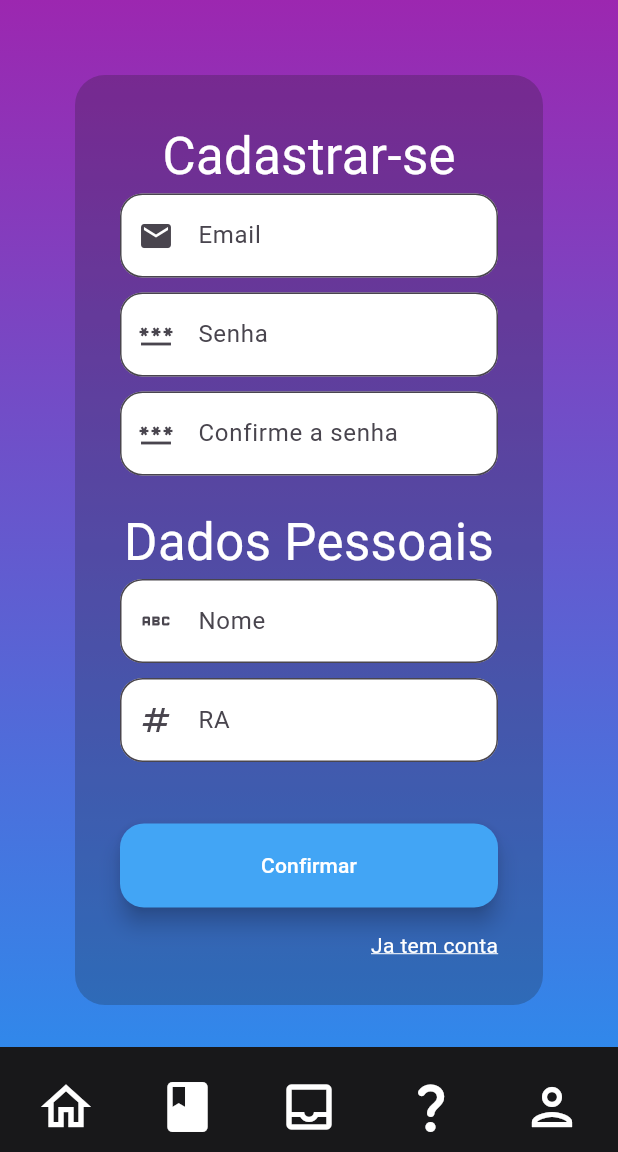
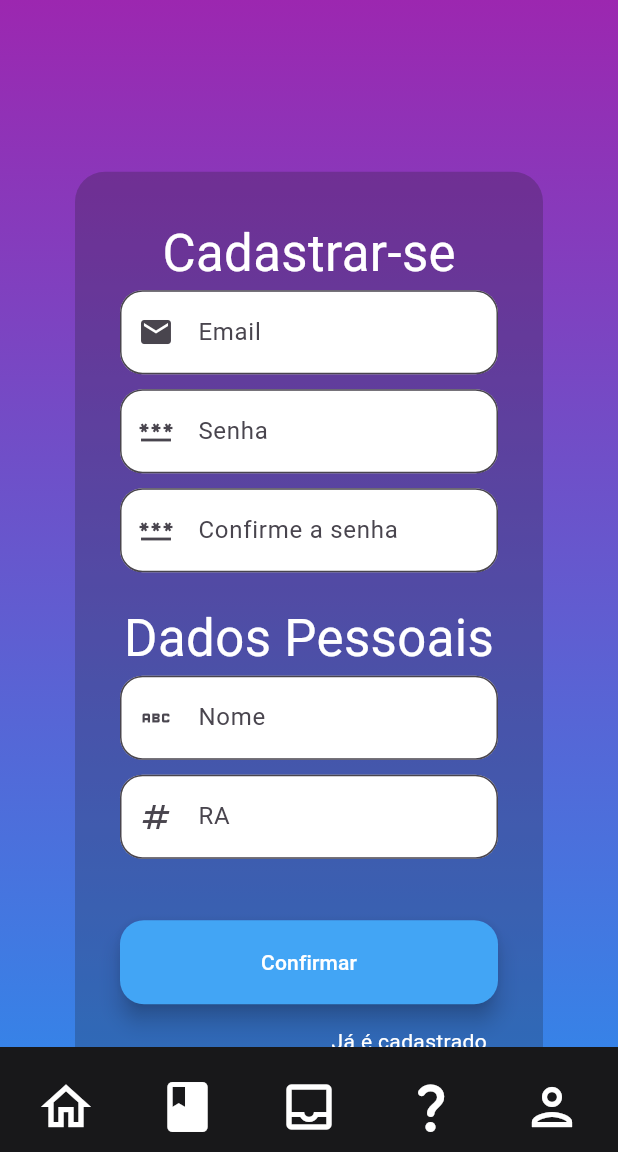
Before and after one commit to BiBlioCamp/BiBlioCamp_Mobile, a Flutter app: the screen it shows after launch, item 2 of the bottom bar chosen, after a tap on the "person" icon, on a phone screen of 412 x 824 dp, the part 84-1236 px from its top. Run offline on Flutter 3.47's test engine with Material 3 defaults, Android fonts, the phone set to English and light mode, and no system bars; network calls fail.

Commit message:
att mobile 2.0

```diff
--- a/lib/acervo.dart
+++ b/lib/acervo.dart
@@ -1,5 +1,6 @@
 // ignore_for_file: prefer_const_constructors
 
+import 'package:bbc/alocation.dart';
 import 'package:bbc/cadaster.dart';
 import 'package:bbc/help.dart';
 import 'package:bbc/index.dart';
@@ -89,7 +90,7 @@ List<String> list = <String>['Romance', 'Aventura', 'Ação', 'Terror'];
           Container(
             child: DecoratedBox(
               decoration: BoxDecoration(
-                color: Colors.white
+                color: Color.fromARGB(255, 24, 24, 26),
               ),
               child: Center(
                 child: Padding(
@@ -98,79 +99,7 @@ List<String> list = <String>['Romance', 'Aventura', 'Ação', 'Terror'];
                     mainAxisAlignment: MainAxisAlignment.center,
                     children: [
 
-
-              SizedBox(height: 40,),
-              Row(
-                children: [
-                  Text("Categoria" , style: TextStyle(fontWeight: FontWeight.bold, fontSize: 25),),
-                ],
-              ),
-              Row(
-                children: [
-                  DropdownButton<String>(
-                  value: dropdownValue,
-                  icon: const Icon(Icons.arrow_downward),
-                  elevation: 16,
-                  style: const TextStyle(color: Colors.deepPurple),
-                  underline: Container(
-                    height: 2,
-                    color: Colors.deepPurpleAccent,
-                  ),
-                  onChanged: (String? value) {
-                    // This is called when the user selects an item.
-                    setState(() {
-                      dropdownValue = value!;
-                    });
-                  },
-                  items: list.map<DropdownMenuItem<String>>((String value) {
-                    return DropdownMenuItem<String>(
-                      value: value,
-                      child: Text(value),
-                    );
-                  }).toList(),
-                  ),
-                ],
-              ),
-
-SizedBox(height: 40,),
-
-
-      Row(
-        children: [
-          Text("Subcategoria", style: TextStyle(fontWeight: FontWeight.bold, fontSize: 25),),
-        ],
-      ),
-      Row(
-        mainAxisAlignment: MainAxisAlignment.start,
-        children: [
-              DropdownButton<String>(
-              value: dropdownValue,
-              icon: const Icon(Icons.arrow_downward),
-              elevation: 16,
-              style: const TextStyle(color: Colors.deepPurple),
-              underline: Container(
-                height: 2,
-                color: Colors.deepPurpleAccent,
-              ),
-              onChanged: (String? value) {
-                // This is called when the user selects an item.
-                setState(() {
-                  dropdownValue = value!;
-                });
-              },
-              items: list.map<DropdownMenuItem<String>>((String value) {
-                return DropdownMenuItem<String>(
-                  value: value,
-                  child: Text(value),
-                );
-              }).toList(),
-          ),
-        ],
-      ),
-
-
-
-SizedBox(height: 50,),
+SizedBox(height: 25,),
 
             SearchAnchor(
               builder: (BuildContext context, SearchController controller) {
@@ -211,16 +140,16 @@ SizedBox(height: 50,),
                       Column(children: [
 
                        Image.network('https://th.bing.com/th/id/OIP.x4TzFiPTeW69XbIn4Sex7wHaLu?rs=1&pid=ImgDetMain', width: 170,),
-                       Text("Lorem Ipsum?", style: TextStyle(fontWeight: FontWeight.bold, fontSize: 20),),
+                       Text("Lorem Ipsum?", style: TextStyle(fontWeight: FontWeight.bold, fontSize: 20, color: Colors.white),),
                       ],),
 
                       SizedBox(width: 50,),
 
                       Column(children: [
                         Image.network('https://th.bing.com/th/id/OIP.x4TzFiPTeW69XbIn4Sex7wHaLu?rs=1&pid=ImgDetMain', width: 170,),
-                       Text("Lorem Ipsum?", style: TextStyle(fontWeight: FontWeight.bold, fontSize: 20),),
+                       Text("Lorem Ipsum?", style: TextStyle(fontWeight: FontWeight.bold, fontSize: 20, color: Colors.white),),
                       ],)],),
-                      SizedBox(height: 20,),
+                      SizedBox(height: 35,),
 
                       Row(
 
@@ -230,16 +159,16 @@ SizedBox(height: 50,),
                       Column(children: [
 
                        Image.network('https://th.bing.com/th/id/OIP.x4TzFiPTeW69XbIn4Sex7wHaLu?rs=1&pid=ImgDetMain', width: 170,),
-                       Text("Lorem Ipsum?", style: TextStyle(fontWeight: FontWeight.bold, fontSize: 20),),
+                       Text("Lorem Ipsum?", style: TextStyle(fontWeight: FontWeight.bold, fontSize: 20, color: Colors.white),),
                       ],),
 
                       SizedBox(width: 50,),
 
                       Column(children: [
                         Image.network('https://th.bing.com/th/id/OIP.x4TzFiPTeW69XbIn4Sex7wHaLu?rs=1&pid=ImgDetMain', width: 170,),
-                       Text("Lorem Ipsum?", style: TextStyle(fontWeight: FontWeight.bold, fontSize: 20),),
+                       Text("Lorem Ipsum?", style: TextStyle(fontWeight: FontWeight.bold, fontSize: 20, color: Colors.white),),
                       ],)],),
-                      SizedBox(height: 20,),
+                      SizedBox(height: 35,),
 
                       Row(
 
@@ -249,16 +178,16 @@ SizedBox(height: 50,),
                       Column(children: [
 
                        Image.network('https://th.bing.com/th/id/OIP.x4TzFiPTeW69XbIn4Sex7wHaLu?rs=1&pid=ImgDetMain', width: 170,),
-                       Text("Lorem Ipsum?", style: TextStyle(fontWeight: FontWeight.bold, fontSize: 20),),
+                       Text("Lorem Ipsum?", style: TextStyle(fontWeight: FontWeight.bold, fontSize: 20, color: Colors.white),),
                       ],),
 
                       SizedBox(width: 50,),
 
                       Column(children: [
                         Image.network('https://th.bing.com/th/id/OIP.x4TzFiPTeW69XbIn4Sex7wHaLu?rs=1&pid=ImgDetMain', width: 170,),
-                       Text("Lorem Ipsum?", style: TextStyle(fontWeight: FontWeight.bold, fontSize: 20),),
+                       Text("Lorem Ipsum?", style: TextStyle(fontWeight: FontWeight.bold, fontSize: 20, color: Colors.white),),
                       ],)],),
-                      SizedBox(height: 20,),
+                      SizedBox(height: 35,),
 
                       Row(
 
@@ -268,16 +197,16 @@ SizedBox(height: 50,),
                       Column(children: [
 
                        Image.network('https://th.bing.com/th/id/OIP.x4TzFiPTeW69XbIn4Sex7wHaLu?rs=1&pid=ImgDetMain', width: 170,),
-                       Text("Lorem Ipsum?", style: TextStyle(fontWeight: FontWeight.bold, fontSize: 20),),
+                       Text("Lorem Ipsum?", style: TextStyle(fontWeight: FontWeight.bold, fontSize: 20, color: Colors.white),),
                       ],),
 
                       SizedBox(width: 50,),
 
                       Column(children: [
                         Image.network('https://th.bing.com/th/id/OIP.x4TzFiPTeW69XbIn4Sex7wHaLu?rs=1&pid=ImgDetMain', width: 170,),
-                       Text("Lorem Ipsum?", style: TextStyle(fontWeight: FontWeight.bold, fontSize: 20),),
+                       Text("Lorem Ipsum?", style: TextStyle(fontWeight: FontWeight.bold, fontSize: 20, color: Colors.white),),
                       ],)],),
-                      SizedBox(height: 20,),
+                      SizedBox(height: 35,),
 
                    ],
                   ),
@@ -326,12 +255,13 @@ bottomNavigationBar: BottomAppBar(
                     MaterialPageRoute(builder: ((context) => Index())));
 
 
-          }, icon: Icon(Icons.home_outlined, color: Colors.white, size: 40,)),
+          }, icon: Icon(Icons.info_outline, color: Colors.white, size: 40,)),
           IconButton(onPressed: () {
 
           }, icon: Icon(Icons.menu_book_rounded,color: Colors.white, size: 40,)),
           IconButton(onPressed: () {
-
+            Navigator.push(context,
+                    MaterialPageRoute(builder: ((context) => Alocation())));
           }, icon: Icon(Icons.inbox_outlined,color: Colors.white, size: 40,)),
           IconButton(onPressed: () {
             Navigator.push(context,
--- a/lib/cadaster.dart
+++ b/lib/cadaster.dart
@@ -202,7 +202,7 @@ class _CadasterState extends State<Cadaster> {
             ),
             child: Center(
               child: Padding(
-                padding: EdgeInsets.fromLTRB(50, 50, 50, 130),
+                padding: EdgeInsets.fromLTRB(50, 114.5, 50, 114.5),
                 child: Column(
                   mainAxisAlignment: MainAxisAlignment.center,
                   children: [
@@ -393,7 +393,7 @@ class _CadasterState extends State<Cadaster> {
                                           ));
                                     },
                                     child: Text(
-                                      "Ja tem conta",
+                                      "Já é cadastrado  ",
                                       style: TextStyle(
                                           color: Colors.white,
                                           decoration: TextDecoration.underline,
--- a/lib/contact.dart
+++ b/lib/contact.dart
@@ -1,6 +1,7 @@
 // ignore_for_file: prefer_const_constructors, prefer_const_literals_to_create_immutables, dead_code
 
 import 'package:bbc/acervo.dart';
+import 'package:bbc/alocation.dart';
 import 'package:bbc/help.dart';
 import 'package:bbc/index.dart';
 import 'package:bbc/perfil.dart';
@@ -51,8 +52,8 @@ class _ContactState extends State<Contact> {
                     MaterialPageRoute(builder: ((context) => Acervo())));
           }, icon: Icon(Icons.book,color: Colors.white, size: 40,)),
           IconButton(onPressed: () {
-
-
+            Navigator.push(context,
+                    MaterialPageRoute(builder: ((context) => Alocation())));
           }, icon: Icon(Icons.inbox_outlined,color: Colors.white, size: 40,)),
           IconButton(onPressed: () {
             Navigator.push(context,
--- a/lib/index.dart
+++ b/lib/index.dart
@@ -1,6 +1,7 @@
 // ignore_for_file: prefer_const_constructors, prefer_const_literals_to_create_immutables
 
 import 'package:bbc/acervo.dart';
+import 'package:bbc/alocation.dart';
 import 'package:bbc/cadaster.dart';
 import 'package:bbc/help.dart';
 import 'package:bbc/perfil.dart';
@@ -85,7 +86,7 @@ class IndexState extends State<Index> {
           Container(
             child: DecoratedBox(
               decoration: BoxDecoration(
-                color: Colors.white
+                color: Color.fromARGB(255, 24, 24, 26),
               ),
               child: Center(
                 child: Padding(
@@ -165,14 +166,14 @@ class IndexState extends State<Index> {
         color: Color.fromARGB(255, 24, 24, 26),
         child: Row(mainAxisAlignment: MainAxisAlignment.spaceBetween, children: [
           IconButton(onPressed: () {
-          }, icon: Icon(Icons.home, color: Colors.white, size: 40,)),
+          }, icon: Icon(Icons.info, color: Colors.white, size: 40,)),
           IconButton(onPressed: () {
             Navigator.push(context,
                     MaterialPageRoute(builder: ((context) => Acervo())));
           }, icon: Icon(Icons.book,color: Colors.white, size: 40,)),
           IconButton(onPressed: () {
-
-
+            Navigator.push(context,
+                    MaterialPageRoute(builder: ((context) => Alocation())));
           }, icon: Icon(Icons.inbox_outlined,color: Colors.white, size: 40,)),
           IconButton(onPressed: () {
             Navigator.push(context,
--- a/lib/login.dart
+++ b/lib/login.dart
@@ -226,7 +226,7 @@ class _LoginState extends State<Login> {
                                     Navigator.pop(context);
                                   },
                                   child: Text(
-                                    "Cadastrar-se",
+                                    "Cadastre-se",
                                     style: TextStyle(
                                         color: Colors.white,
                                         decoration: TextDecoration.underline,
--- a/lib/main.dart
+++ b/lib/main.dart
@@ -1,6 +1,7 @@
 // ignore_for_file: prefer_const_constructors
 
 import 'package:bbc/acervo.dart';
+import 'package:bbc/alocation.dart';
 import 'package:bbc/cadaster.dart';
 import 'package:bbc/contact.dart';
 import 'package:bbc/help.dart';
@@ -36,6 +37,7 @@ class MyApp extends StatelessWidget {
         '/help' : (context) => Help(),
         '/perfil' : (context) => Perfil(User.empty()),
         '/acervo' : (context) => Acervo(),
+        '/alocation' : (context) => Alocation()
       },
     );
   }
```
Also changed, not shown: lib/alocation.dart (added, +274 -0 lines), lib/help.dart (+5 -3 lines), lib/perfil.dart (+2 -16 lines), lib/template/alocantion_box.dart (added, +25 -0 lines), pubspec.lock.
